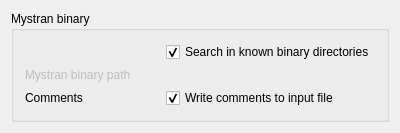
The window that src/Mod/Fem/Gui/DlgSettingsFemMystran.ui (southseact-3d/fcd) describes before a commit, drawn with Qt 5.
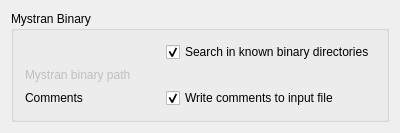
The same window after the commit. Custom widgets are drawn as their Qt base class.

Patch:
```diff
--- a/src/Mod/Fem/Gui/DlgSettingsFemMystran.ui
+++ b/src/Mod/Fem/Gui/DlgSettingsFemMystran.ui
@@ -26,7 +26,7 @@
       <enum>Qt::LeftToRight</enum>
      </property>
      <property name="title">
-      <string>Mystran binary</string>
+      <string>Mystran Binary</string>
      </property>
      <property name="alignment">
       <set>Qt::AlignLeading|Qt::AlignLeft|Qt::AlignTop</set>
```
